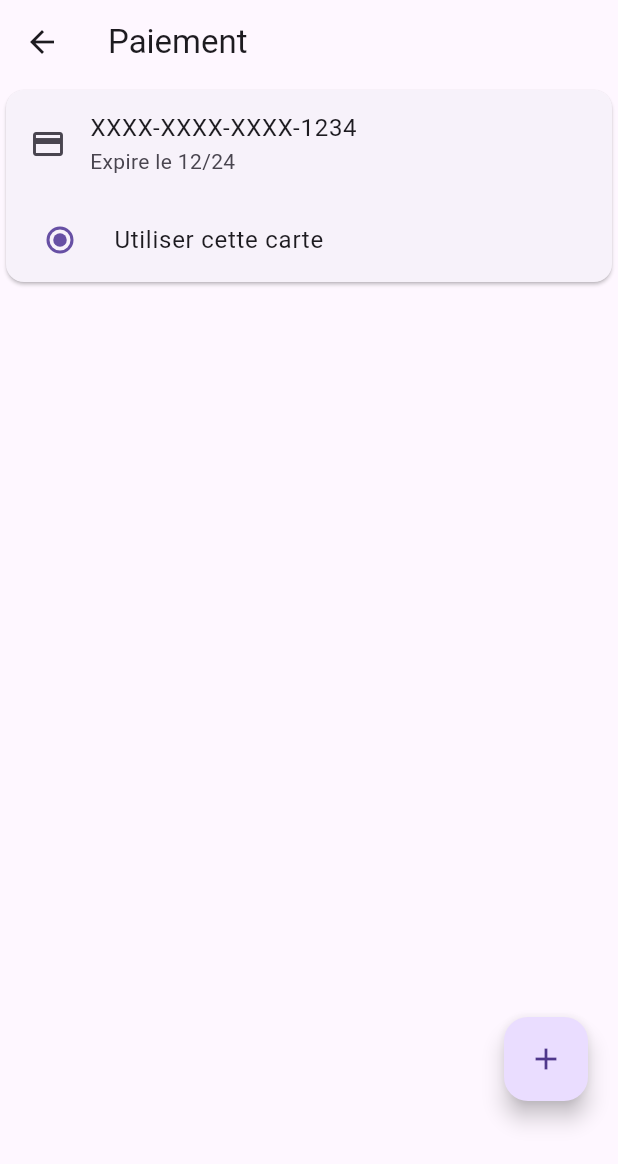
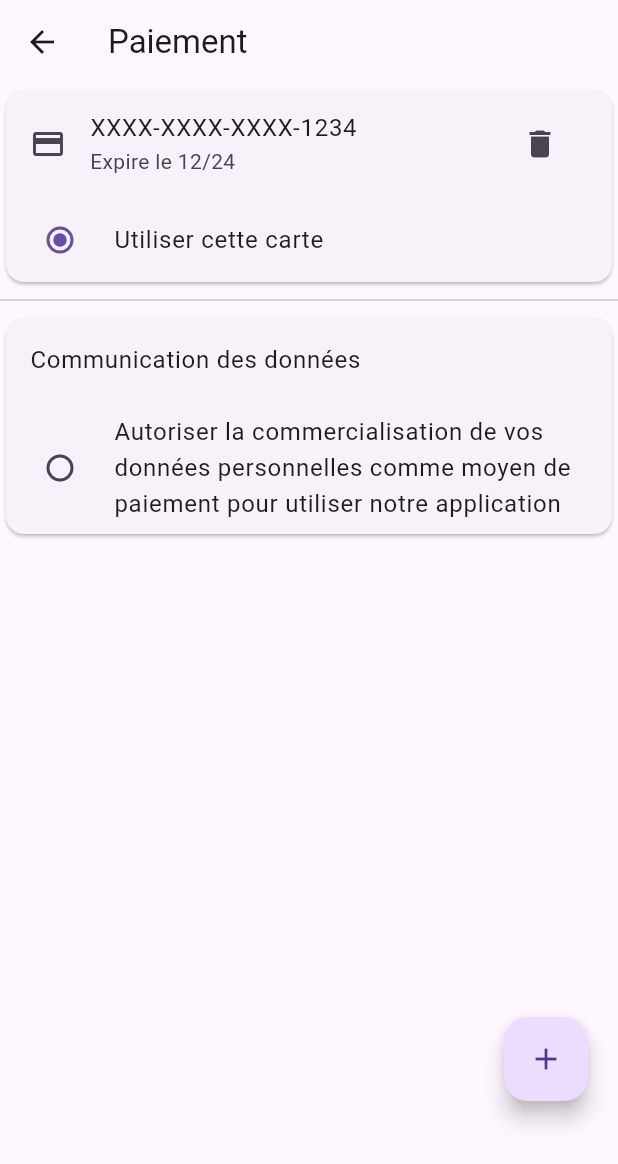
Before and after one commit to YOUPIDOK/cs-rust-flutter, a Flutter app: the PaymentMethod screen opened directly, on a phone screen of 412 x 824 dp. Shown: the top 1164 px of the screen. Run offline on Flutter 3.47's test engine with Material 3 defaults, Android fonts, the phone set to English and light mode, and no system bars; our stand-ins replace built_collection, built_value, flutter_riverpod, go_router, hive, riverpod_annotation and 2 more; missing offline and left inert: ferry, ferry_exec, ferry_hive_store, gql, gql_code_builder, gql_exec and 2 more; accounts and stored records are empty; generated files the repository leaves out were written again; project files that could hold a hidden picture were left out.

Commit message:
feat: add payment method

```diff
--- a/app/lib/src/features/settings/payment_method/payment_method.dart
+++ b/app/lib/src/features/settings/payment_method/payment_method.dart
@@ -1,4 +1,6 @@
 import 'package:flutter/material.dart';
+import 'package:intl/intl.dart';
+import 'package:flutter/services.dart';
 
 class PaymentMethod extends StatelessWidget {
   const PaymentMethod({super.key});
@@ -10,7 +12,6 @@ class PaymentMethod extends StatelessWidget {
       body: const _PaymentMethodState(),
     );
   }
-
 }
 
 class _PaymentMethodState extends StatefulWidget {
@@ -21,28 +22,70 @@ class _PaymentMethodState extends StatefulWidget {
 }
 
 class _PaymentMethodStateState extends State<_PaymentMethodState> {
-  String _selectedMethod = 'card';
-  List<String> cards = ['XXXX-XXXX-XXXX-1234'];
+  String _selectedMethod = 'XXXX-XXXX-XXXX-1234';
+  List<Map<String, String>> cards = [
+    {'number': 'XXXX-XXXX-XXXX-1234', 'expiry': '12/24'}
+  ];
+  bool _isAddingNewCard = false;
+
+  final TextEditingController _cardController = TextEditingController();
+  DateTime? _selectedExpiryDate;
+
+  Future<void> _selectExpiryDate(BuildContext context) async {
+    final DateTime now = DateTime.now();
+    final DateTime? picked = await showDatePicker(
+      context: context,
+      initialDate: DateTime(now.year, now.month),
+      firstDate: DateTime(now.year),
+      lastDate: DateTime(now.year + 10),
+      builder: (context, child) {
+        return Theme(
+          data: ThemeData.light().copyWith(
+            primaryColor: Colors.blue,
+            colorScheme: ColorScheme.light(
+              primary: Colors.blue,
+              secondary: Colors.blue,
+            ),
+            buttonTheme: ButtonThemeData(textTheme: ButtonTextTheme.primary),
+          ),
+          child: child!,
+        );
+      },
+    );
+    if (picked != null && picked != _selectedExpiryDate) {
+      setState(() {
+        _selectedExpiryDate = picked;
+      });
+    }
+  }
 
   @override
   Widget build(BuildContext context) {
     return Stack(
       children: [
-        ListView.builder(
-          itemCount: cards.length,
-          itemBuilder: (context, index) {
+        ListView(
+          children: [
+            ...cards.map((card) {
               return Card(
                 child: Column(
                   mainAxisSize: MainAxisSize.min,
                   children: <Widget>[
                     ListTile(
                       leading: const Icon(Icons.credit_card),
-                    title: Text(cards[index]),
-                    subtitle: const Text('Expire le 12/24'),
+                      title: Text(card['number']!),
+                      subtitle: Text('Expire le ${card['expiry']}'),
+                      trailing: IconButton(
+                        icon: const Icon(Icons.delete),
+                        onPressed: () {
+                          setState(() {
+                            cards.remove(card);
+                          });
+                        },
+                      ),
                     ),
                     RadioListTile<String>(
                       title: const Text('Utiliser cette carte'),
-                    value: 'card',
+                      value: card['number'] ?? '',
                       groupValue: _selectedMethod,
                       onChanged: (String? value) {
                         setState(() {
@@ -53,13 +96,92 @@ class _PaymentMethodStateState extends State<_PaymentMethodState> {
                   ],
                 ),
               );
+            }).toList(),
+            const Divider(),
+            Card(
+              child: Column(
+                mainAxisSize: MainAxisSize.min,
+                children: <Widget>[
+                  const ListTile(
+                    title: Text('Communication des données'),
+                  ),
+                  RadioListTile<String>(
+                    title: const Text(
+                        'Autoriser la commercialisation de vos données personnelles comme moyen de paiement pour utiliser notre application'),
+                    value: 'data_sharing',
+                    groupValue: _selectedMethod,
+                    onChanged: (String? value) {
+                      setState(() {
+                        _selectedMethod = value!;
+                      });
                     },
+                  ),
+                ],
+              ),
+            ),
+            if (_isAddingNewCard)
+              Padding(
+                padding: const EdgeInsets.all(16.0),
+                child: Column(
+                  children: [
+                    TextField(
+                      controller: _cardController,
+                      decoration: const InputDecoration(
+                        labelText: 'Nouveau numéro de carte',
+                        border: OutlineInputBorder(),
+                      ),
+                      keyboardType: TextInputType.number,
+                      inputFormatters: [
+                        FilteringTextInputFormatter.digitsOnly,
+                        LengthLimitingTextInputFormatter(16),
+                      ],
+                    ),
+                    const SizedBox(height: 10),
+                    TextField(
+                      readOnly: true,
+                      decoration: InputDecoration(
+                        labelText: _selectedExpiryDate == null
+                            ? 'Date d\'expiration'
+                            : 'Expire le ${DateFormat('MM/yy').format(_selectedExpiryDate!)}',
+                        border: const OutlineInputBorder(),
+                        suffixIcon: IconButton(
+                          icon: const Icon(Icons.calendar_today),
+                          onPressed: () => _selectExpiryDate(context),
+                        ),
+                      ),
+                    ),
+                    const SizedBox(height: 10),
+                    ElevatedButton(
+                      onPressed: () {
+                        setState(() {
+                          if (_cardController.text.isNotEmpty &&
+                              _selectedExpiryDate != null) {
+                            final formattedDate = DateFormat('MM/yy').format(_selectedExpiryDate!);
+                            cards.add({
+                              'number': _cardController.text,
+                              'expiry': formattedDate,
+                            });
+                            _cardController.clear();
+                            _selectedExpiryDate = null;
+                            _isAddingNewCard = false;
+                          }
+                        });
+                      },
+                      child: const Text('Ajouter la carte'),
+                    ),
+                  ],
+                ),
+              ),
+          ],
         ),
         Positioned(
           bottom: 90,
           right: 20,
           child: FloatingActionButton(
             onPressed: () {
+              setState(() {
+                _isAddingNewCard = true;
+              });
             },
             child: const Icon(Icons.add),
           ),
--- a/app/lib/src/features/settings/review_history/review_history.dart
+++ b/app/lib/src/features/settings/review_history/review_history.dart
@@ -22,6 +22,7 @@ class CardExample extends StatelessWidget {
         children: <Widget>[
           cardWithRating('WC Vieux Lyon', '7 rue des Fleurs 37000 Tours', 5),
           cardWithRating('WC Debourg', '5 rue Victor Hugo 69000 Lyon', 4),
+          cardWithRating('WC Villeurbanne', '5 rue Victor Hugo 69100 Villeurbanne', 2),
         ],
       ),
     );
@@ -35,7 +36,7 @@ class CardExample extends StatelessWidget {
           ListTile(
             leading: Image.network(
               'https://cdn-s-www.bienpublic.com/images/F330C08A-333C-4DDB-882D-B75B5D1F3FDF/NW_raw/pour-beaucoup-de-personnes-l-idee-de-partager-cet-espace-avec-une-foule-d-inconnus-n-a-rien-de-tres-agreable-illustration-adobe-stock-1646667252.jpg',
-              width: 56, // Adjust the size to fit your layout
+              width: 56,
               height: 56,
               fit: BoxFit.cover,
             ),
--- a/app/pubspec.yaml
+++ b/app/pubspec.yaml
@@ -49,6 +49,7 @@ dependencies:
   openid_client: ^0.4.8
   url_launcher: ^6.3.0
   http: ^1.2.1
+  intl: ^0.19.0
 
 dev_dependencies:
   flutter_test:
```
Also changed, not shown: app/pubspec.lock. Lines whose indentation alone changed are shown as unchanged.
